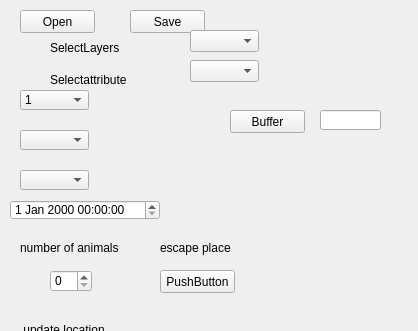
tarapakis/GEO1005, file escapers/escapers_dockwidget_base.ui: the form before one commit; both pictures show x 0 to 418 and y 0 to 331 of the 418 by 537 pixel window.
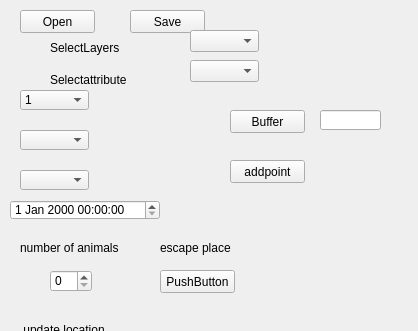
The form after the commit.

Patch:
```diff
--- a/escapers/escapers_dockwidget_base.ui
+++ b/escapers/escapers_dockwidget_base.ui
@@ -317,6 +317,19 @@
      </rect>
     </property>
    </widget>
+   <widget class="QPushButton" name="addpointbutton_2">
+    <property name="geometry">
+     <rect>
+      <x>230</x>
+      <y>160</y>
+      <width>75</width>
+      <height>23</height>
+     </rect>
+    </property>
+    <property name="text">
+     <string>addpoint</string>
+    </property>
+   </widget>
   </widget>
  </widget>
  <resources/>
```
Left out of the diff: 4 changed lines with no effect on the pictures.
